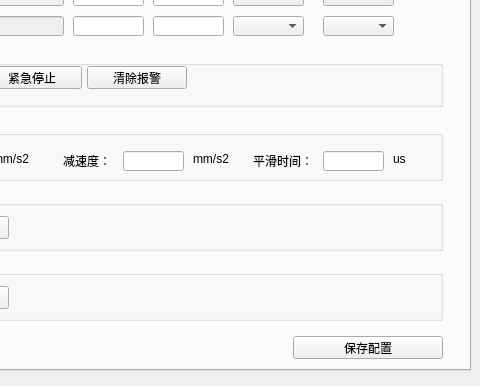
The window that MotionModule/MotionMotor.ui (chuandongxu/AOI) describes before a commit, drawn with Qt 5; both pictures show x 389 to 869 and y 280 to 666 of the 869 by 666 pixel window.
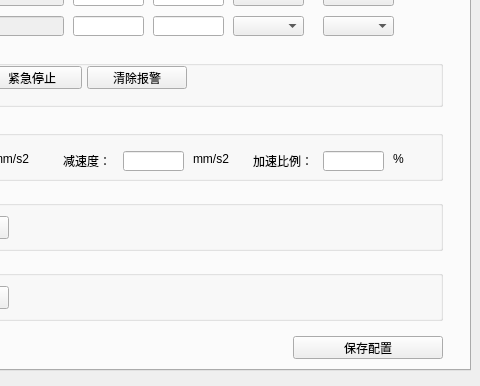
The same window after the commit.

The edit to the form file:
```diff
--- a/MotionModule/MotionMotor.ui
+++ b/MotionModule/MotionMotor.ui
@@ -1219,7 +1219,7 @@
        </rect>
       </property>
       <property name="text">
-       <string>平滑时间：</string>
+       <string>加速比例：</string>
       </property>
      </widget>
      <widget class="QLabel" name="label_161">
@@ -1271,7 +1271,7 @@
        </rect>
       </property>
       <property name="text">
-       <string>us</string>
+       <string>%</string>
       </property>
      </widget>
     </widget>
```
